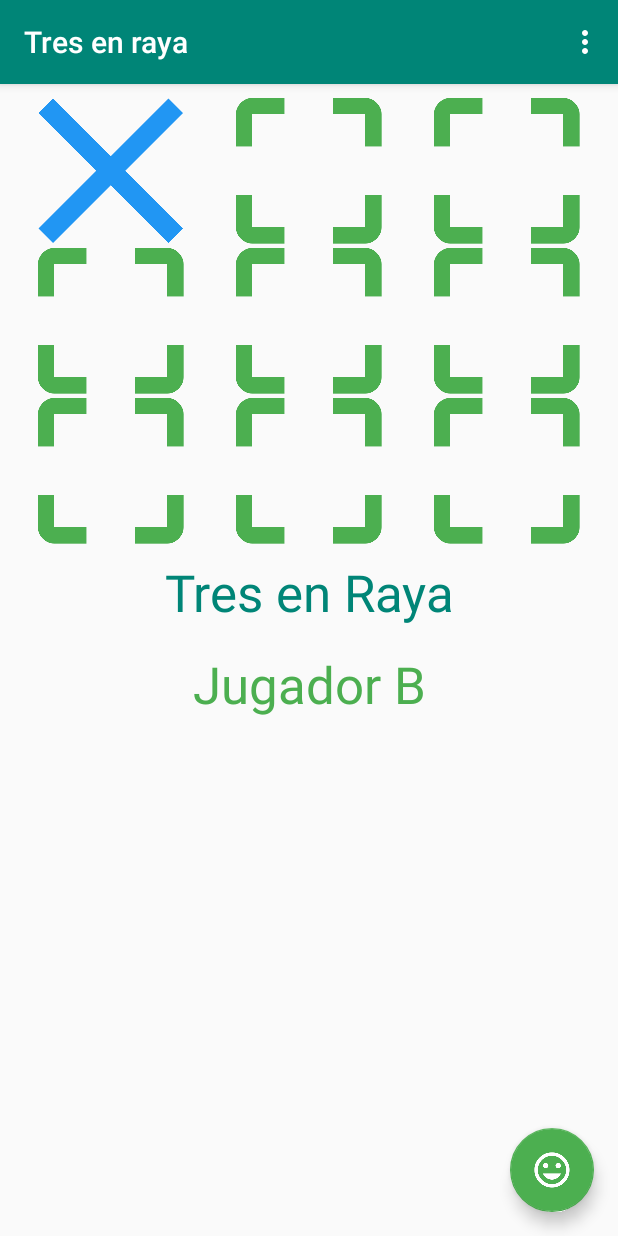
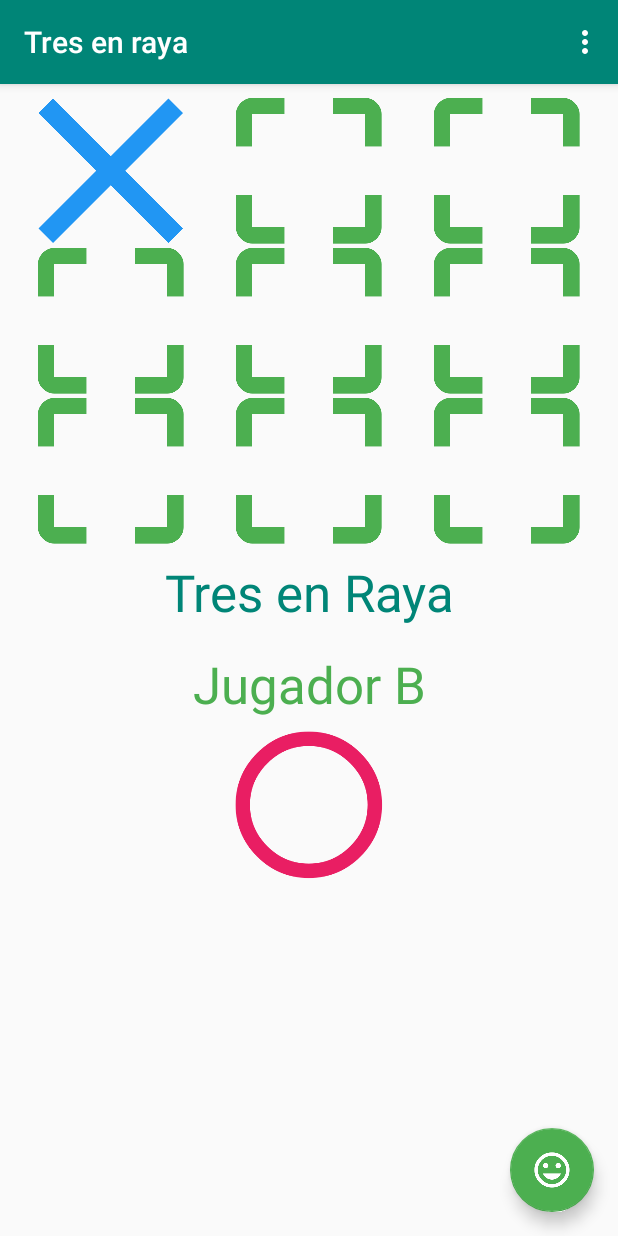
Before and after one commit to jccuevas/Tresenraya, an Android app: the screen it shows after launch (MainActivity), after a tap on "casilla vacía", on a phone screen of 412 x 824 dp. Run offline under Robolectric (Android 15) with nearby library versions, the phone set to English and light mode, and no system bars.

Commit message:
Versión Offline - V1.0

```diff
--- a/app/src/main/java/com/example/tresenraya/MainActivity.java
+++ b/app/src/main/java/com/example/tresenraya/MainActivity.java
@@ -1,5 +1,6 @@
 package com.example.tresenraya;
 
+import android.media.Image;
 import android.os.Build;
 import android.os.Bundle;
 import android.support.design.widget.FloatingActionButton;
@@ -14,7 +15,7 @@ import android.widget.TextView;
 import android.widget.Toast;
 
 public class MainActivity extends AppCompatActivity {
-    private boolean turno = false;
+    private boolean turno = true;
     private int pulsadas = 0;
 
     private int[] tablero = new int[9];
@@ -71,9 +72,9 @@ public class MainActivity extends AppCompatActivity {
                 if (tablero[celda] == 0) {
                     if (turno) {
                         tablero[celda] = 1;
-                        casilla.setImageResource(R.drawable.ic_circulo);
+                        casilla.setImageResource(dameFicha(turno));
                     } else {
-                        casilla.setImageResource(R.drawable.ic_cruz);
+                        casilla.setImageResource(dameFicha(turno));
                         tablero[celda] = -1;
                     }
                     turno = !turno;
@@ -109,7 +110,7 @@ public class MainActivity extends AppCompatActivity {
             ImageView casilla = findViewById(casillas[i]);
             casilla.setImageResource(R.drawable.ic_casilla);
         }
-        turno = false;
+        turno = true;
         jugador(turno);
     }
 
@@ -169,9 +170,14 @@ public class MainActivity extends AppCompatActivity {
 
     private void jugador(boolean turno) {
         TextView jugador = findViewById(R.id.jugador);
-        jugador.setText(turno ? "Jugador B" : "Jugador A");
+        jugador.setText(turno ? "Jugador A" : "Jugador B");
 
+        ImageView ficha = findViewById(R.id.ficha);
+        ficha.setImageResource(dameFicha(turno));
+    }
 
+    private int dameFicha(boolean turno){
+        return turno?R.drawable.ic_cruz:R.drawable.ic_circulo;
     }
 
     private void jugadorGanador(int ganador) {
--- a/app/src/main/res/layout-land/content_main.xml
+++ b/app/src/main/res/layout-land/content_main.xml
@@ -138,8 +138,9 @@
             android:id="@+id/titulo"
             android:layout_width="wrap_content"
             android:layout_height="wrap_content"
+            android:layout_gravity="center_horizontal"
+
             android:layout_margin="8dp"
-
             android:gravity="center_horizontal"
             android:text="@string/titulo"
             android:textAppearance="@style/TextAppearance.AppCompat.Display1"
@@ -154,6 +155,14 @@
             android:text="jugador"
             android:textAppearance="@style/TextAppearance.AppCompat.Display1"
             android:textColor="@color/colorAccent" />
+
+        <ImageView
+            android:id="@+id/ficha"
+            android:layout_width="wrap_content"
+            android:layout_height="wrap_content"
+            android:layout_gravity="center_horizontal"
+            android:contentDescription="@string/fichajugador"
+            app:srcCompat="@drawable/ic_cruz" />
     </LinearLayout>
 
 </LinearLayout>
--- a/app/src/main/res/layout/content_main.xml
+++ b/app/src/main/res/layout/content_main.xml
@@ -140,4 +140,12 @@
         android:textAppearance="@style/TextAppearance.AppCompat.Display1"
         android:textColor="@color/colorAccent"
         />
+
+    <ImageView
+        android:id="@+id/ficha"
+        android:layout_width="wrap_content"
+        android:layout_height="wrap_content"
+        android:layout_gravity="center_horizontal"
+        android:contentDescription="@string/fichajugador"
+        app:srcCompat="@drawable/ic_cruz" />
 </LinearLayout>
--- a/app/src/main/res/values/strings.xml
+++ b/app/src/main/res/values/strings.xml
@@ -5,4 +5,5 @@
     <string name="titulo">Tres en Raya</string>
     <string name="ocupada">ocupada!</string>
     <string name="ganado">Ha ganado</string>
+    <string name="fichajugador">Ficha del jugador</string>
 </resources>
```
